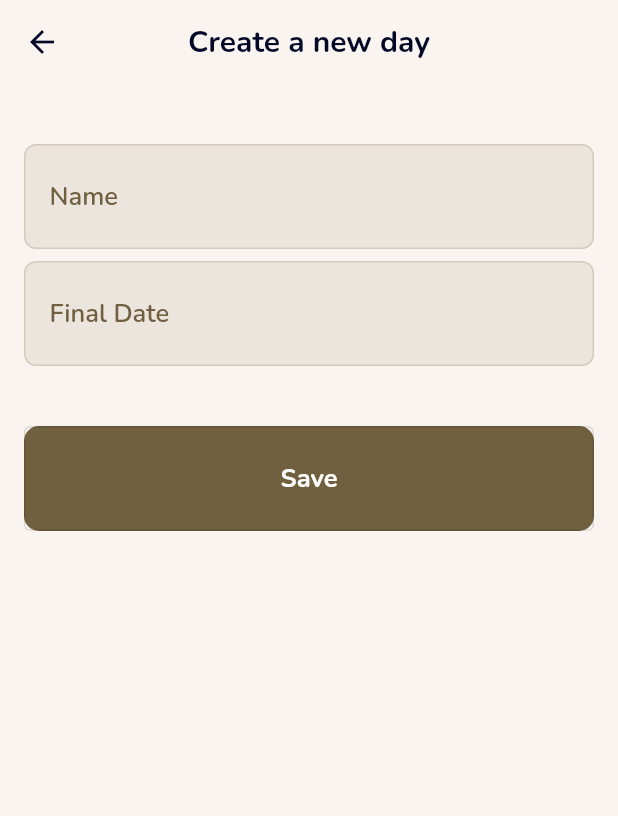
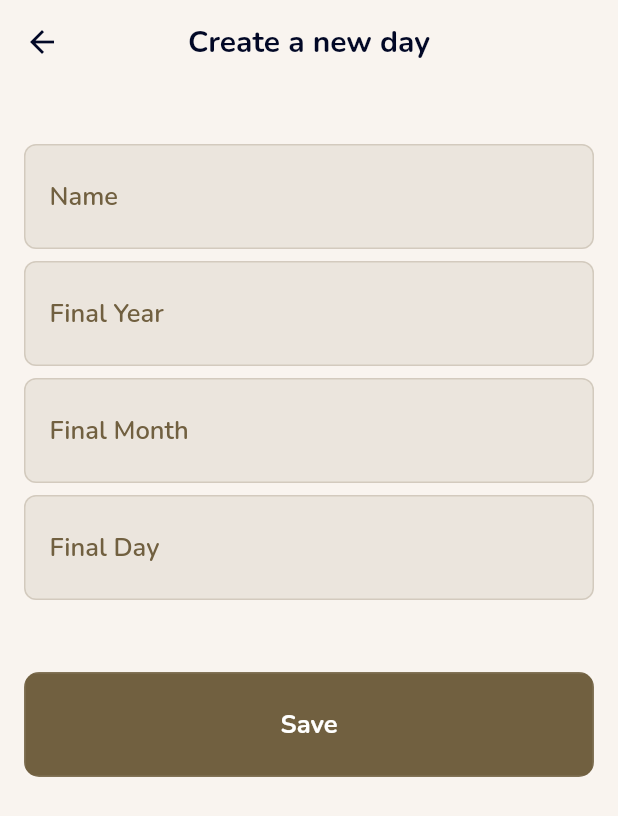
Before and after one commit to reliek21/epicticker-mobile-app, a Flutter app: the screen it shows after launch, after a tap on the "add" icon, on a phone screen of 412 x 824 dp. Shown: the top 816 px of the screen. Run offline on Flutter 3.47's test engine with Material 2 defaults, Android fonts, the light colour scheme and no system bars; our stand-ins replace shared_preferences.

```diff
--- /dev/null
+++ b/lib/config/theme/app_theme.dart
@@ -0,0 +1,10 @@
+import 'package:flutter/material.dart';
+
+class AppTheme {
+  AppTheme._();
+
+  static ThemeData getTheme() => ThemeData(
+    useMaterial3: false,
+    brightness: Brightness.dark
+  );
+}
--- a/lib/core/entities/count_down_entity.dart
+++ /dev/null
@@ -1,9 +0,0 @@
-class CountDownEntity {
-  final int id;
-  final String title;
-
-  const CountDownEntity({
-    required this.id,
-    required this.title
-  });
-}
--- /dev/null
+++ b/lib/domain/entities/count_down_entity.dart
@@ -0,0 +1,13 @@
+class CountDownEntity {
+  final String name;
+  final int year;
+  final int month;
+  final int day;
+
+  const CountDownEntity({
+    required this.name,
+    required this.year,
+    required this.month,
+    required this.day,
+  });
+}
--- a/lib/main.dart
+++ b/lib/main.dart
@@ -1,28 +1,28 @@
-import 'package:path/path.dart';
-import 'package:sqflite/sqflite.dart';
 import 'package:flutter/material.dart';
-import 'package:epicticker/views/routes/main_routes.dart';
+import 'package:provider/provider.dart';
 
-void main() async {
-  WidgetsFlutterBinding.ensureInitialized();
+import 'package:epicticker/config/theme/app_theme.dart';
+import 'package:epicticker/presentation/provider/count_down_provider.dart';
+import 'package:epicticker/presentation/routes/main_routes.dart';
 
-  final database = await openDatabase(
-    join(await getDatabasesPath(), 'doggie_database.db'),
-  );
-
-  runApp(const MyApp());
-}
+void main() => runApp(const MyApp());
 
 class MyApp extends StatelessWidget {
   const MyApp({super.key});
 
   @override
   Widget build(BuildContext context) {
-    return MaterialApp(
-      debugShowCheckedModeBanner: true,
-      initialRoute: MainRoutes.home,
-      routes: getRoutes(),
-      title: 'EpicTicker',
+    return MultiProvider(
+      providers: [
+        ChangeNotifierProvider(create: (BuildContext context) => CountDownProvider())
+      ],
+      child: MaterialApp(
+        title: 'EpicTicker',
+        routes: getRoutes(),
+        theme: AppTheme.getTheme(),
+        initialRoute: MainRoutes.home,
+        debugShowCheckedModeBanner: false,
+      ),
     );
   }
 }
--- /dev/null
+++ b/lib/presentation/provider/count_down_provider.dart
@@ -0,0 +1,51 @@
+import 'dart:convert';
+
+import 'package:epicticker/domain/entities/count_down_entity.dart';
+import 'package:flutter/material.dart';
+import 'package:shared_preferences/shared_preferences.dart';
+
+class CountDownProvider extends ChangeNotifier {
+  List<CountDownEntity> _countDownList = [];
+  List<CountDownEntity> get countDownList => _countDownList;
+
+  Future<void> loadCountDowns() async {
+    final prefs = await SharedPreferences.getInstance();
+    final jsonString = prefs.getString('countdownList');
+
+    if (jsonString != null) {
+      final List<dynamic> list = json.decode(jsonString);
+
+      _countDownList = List<CountDownEntity>.from(
+        list.map((item) => CountDownEntity(
+          name: item['name'],
+          year: item['year'],
+          month: item['month'],
+          day: item['day']
+        )),
+      );
+
+      notifyListeners();
+    }
+  }
+
+  Future<void> addCountDown(CountDownEntity task) async {
+    final prefs = await SharedPreferences.getInstance();
+    _countDownList.add(task);
+
+    final jsonString = json.encode(
+      _countDownList.map((item) => {
+        'name': item.name,
+        'year': item.year,
+        'month': item.month,
+        'day': item.day
+      }).toList()
+    );
+
+    prefs.setString('countdownList', jsonString);
+
+    notifyListeners();
+  }
+
+
+
+}
--- a/lib/views/routes/main_routes.dart
+++ b/lib/presentation/routes/main_routes.dart
@@ -1,6 +1,6 @@
 import 'package:flutter/material.dart';
-import 'package:epicticker/views/screens/home_screen.dart';
-import 'package:epicticker/views/screens/new_countdown_screen.dart';
+import 'package:epicticker/presentation/screens/home_screen.dart';
+import 'package:epicticker/presentation/screens/new_countdown_screen.dart';
 
 class MainRoutes {
   MainRoutes._();
--- /dev/null
+++ b/lib/presentation/screens/home_screen.dart
@@ -0,0 +1,84 @@
+import 'package:flutter/material.dart';
+import 'package:provider/provider.dart';
+
+import 'package:epicticker/presentation/provider/count_down_provider.dart';
+import 'package:epicticker/common/color.dart';
+import 'package:epicticker/presentation/routes/main_routes.dart';
+import 'package:epicticker/presentation/widgets/day_left_card_widget.dart';
+import 'package:epicticker/presentation/widgets/information_dash_widget.dart';
+
+class HomeScreen extends StatefulWidget {
+  const HomeScreen({super.key});
+
+  @override
+  State<HomeScreen> createState() => _HomeScreenState();
+
+}
+
+class _HomeScreenState extends State<HomeScreen> {
+  @override
+  void initState() {
+    super.initState();
+    Provider.of<CountDownProvider>(context, listen: false).loadCountDowns();
+  }
+
+
+  Widget _body(BuildContext context) {
+    return Container(
+      padding: const EdgeInsets.symmetric(horizontal: 16.0),
+      child: Column(
+        children: [
+          Container(
+            width: MediaQuery.of(context).size.width,
+            margin: const EdgeInsets.symmetric(vertical: 46.0),
+            child: const InformationDashWidget()
+          ),
+          Consumer<CountDownProvider>(
+            builder: (BuildContext context, CountDownProvider countdownProvider, Widget? child) {
+              final countdowns = countdownProvider.countDownList;
+
+              if (countdowns.isEmpty) {
+                return const Text('No countdowns yet.');
+              }
+
+              return Column(
+                children: countdowns.map((coundown) {
+                  return DayLeftCardWidget(
+                    title: coundown.name,
+                    year: coundown.year,
+                    month: coundown.month,
+                    day: coundown.day
+                  );
+                }).toList(),
+              );
+            }
+          ),
+        ],
+      ),
+    );
+  }
+
+  @override
+  Widget build(BuildContext context) {
+    return Scaffold(
+      backgroundColor: EpicTickerColors.primary,
+      body: SafeArea(child: SingleChildScrollView(child: _body(context))),
+      bottomNavigationBar: BottomAppBar(
+        height: 63.0,
+        color: EpicTickerColors.brown,
+        shape: const CircularNotchedRectangle(),
+        child: Container(height: 50.0),
+      ),
+      floatingActionButton: FloatingActionButton(
+        backgroundColor: EpicTickerColors.brown,
+        onPressed: () => Navigator.pushNamed(context, MainRoutes.newCountDown),
+        tooltip: 'Add new day',
+        child: const Icon(
+          Icons.add,
+          size: 24.0,
+        ),
+      ),
+      floatingActionButtonLocation: FloatingActionButtonLocation.centerDocked,
+    );
+  }
+}
--- /dev/null
+++ b/lib/presentation/screens/new_countdown_screen.dart
@@ -0,0 +1,126 @@
+import 'package:flutter/material.dart';
+import 'package:provider/provider.dart';
+
+import 'package:epicticker/common/color.dart';
+import 'package:epicticker/common/text_styles.dart';
+import 'package:epicticker/domain/entities/count_down_entity.dart';
+import 'package:epicticker/presentation/provider/count_down_provider.dart';
+import 'package:epicticker/presentation/routes/main_routes.dart';
+import 'package:epicticker/presentation/widgets/custom_text_form_field_widget.dart';
+import 'package:epicticker/presentation/widgets/outline_button_widget.dart';
+
+class NewCountDownScreen extends StatefulWidget {
+  const NewCountDownScreen({super.key});
+
+  @override
+  State<NewCountDownScreen> createState() => _NewCountDownScreenState();
+}
+
+class _NewCountDownScreenState extends State<NewCountDownScreen> {
+  final TextEditingController _textNameController = TextEditingController();
+  final TextEditingController _textYearController = TextEditingController();
+  final TextEditingController _textMonthController = TextEditingController();
+  final TextEditingController _textDayController = TextEditingController();
+
+  @override
+  void dispose() {
+    super.dispose();
+    _textNameController.dispose();
+    _textYearController.dispose();
+    _textMonthController.dispose();
+    _textDayController.dispose();
+  }
+
+  Widget _body(BuildContext context) {
+    return Container(
+      margin: const EdgeInsets.only(top: 40.0),
+      padding: const EdgeInsets.symmetric(horizontal: 16.0),
+      child: Column(
+        children: [
+          CustomTextFormFieldWidget(
+            hintText: 'Name',
+            controller: _textNameController,
+          ),
+          const SizedBox(height: 8.0),
+          CustomTextFormFieldWidget(
+            hintText: 'Final Year',
+            controller: _textYearController,
+          ),
+          const SizedBox(height: 8.0),
+          CustomTextFormFieldWidget(
+            hintText: 'Final Month',
+            controller: _textMonthController,
+          ),
+          const SizedBox(height: 8.0),
+          CustomTextFormFieldWidget(
+            hintText: 'Final Day',
+            controller: _textDayController,
+          ),
+          const SizedBox(height: 8.0),
+          const SizedBox(height: 40.0),
+          OutlineButtonWidget(
+            text: 'Save',
+            fillButton: true,
+            onPressed: () {
+              final name = _textNameController.text;
+              final year = int.tryParse(_textYearController.text) ?? 0;
+              final month = int.tryParse(_textMonthController.text) ?? 0;
+              final day = int.tryParse(_textDayController.text) ?? 0;
+
+              if (name.isNotEmpty && year > 0 && month > 0 && day > 0) {
+                final countdown = CountDownEntity(
+                  name: name,
+                  year: year,
+                  month: month,
+                  day: day
+                );
+
+                Provider.of<CountDownProvider>(context, listen: false).addCountDown(countdown);
+
+                // clear inputs before to add
+                _textNameController.clear();
+                _textYearController.clear();
+                _textMonthController.clear();
+                _textDayController.clear();
+
+                Navigator.pushNamed(context, MainRoutes.home);
+              }
+            },
+          )
+        ],
+      ),
+    );
+  }
+
+  AppBar _appBar(BuildContext context)  {
+    return AppBar(
+      leading: IconButton(
+        onPressed: () => Navigator.of(context).pop(),
+        icon: const Icon(
+          Icons.arrow_back,
+          color: EpicTickerColors.dark,
+        ),
+      ),
+      automaticallyImplyLeading: false,
+      title: Text(
+        'Create a new day',
+        style: EpicTickerTextStyles.heading(
+          color: EpicTickerColors.dark,
+          fontWeight: FontWeight.bold
+        ),
+      ),
+      centerTitle: true,
+      backgroundColor: EpicTickerColors.primary,
+      elevation: 0.0,
+    );
+  }
+
+  @override
+  Widget build(BuildContext context) {
+    return Scaffold(
+      appBar: _appBar(context),
+      backgroundColor: EpicTickerColors.primary,
+      body: SafeArea(child: SingleChildScrollView(child: _body(context))),
+    );
+  }
+}
--- a/lib/views/widgets/information_dash_widget.dart
+++ b/lib/presentation/widgets/information_dash_widget.dart
@@ -12,12 +12,6 @@ class InformationDashWidget extends StatelessWidget {
       crossAxisAlignment: CrossAxisAlignment.center,
       children: [
         Text(
-          'Upcoming Day',
-          style: EpicTickerTextStyles.extraHeading(
-            color: EpicTickerColors.dark
-          ),
-        ),
-        Text(
           '32 days',
           style: EpicTickerTextStyles.heading(
             color: EpicTickerColors.brown
@@ -28,7 +22,13 @@ class InformationDashWidget extends StatelessWidget {
           style: EpicTickerTextStyles.heading(
             color: EpicTickerColors.brown
           ),
-        )
+        ),
+        Text(
+          'Upcoming Day',
+          style: EpicTickerTextStyles.extraHeading(
+            color: EpicTickerColors.dark
+          ),
+        ),
       ],
     );
   }
--- a/lib/views/screens/home_screen.dart
+++ /dev/null
@@ -1,54 +0,0 @@
-import 'package:flutter/material.dart';
-import 'package:epicticker/common/color.dart';
-import 'package:epicticker/views/routes/main_routes.dart';
-import 'package:epicticker/views/widgets/day_left_card_widget.dart';
-import 'package:epicticker/views/widgets/information_dash_widget.dart';
-
-class HomeScreen extends StatelessWidget {
-  const HomeScreen({super.key});
-
-  Widget _body(BuildContext context) {
-    return Container(
-      padding: const EdgeInsets.symmetric(horizontal: 16.0),
-      child: Column(
-        children: [
-          Container(
-            width: MediaQuery.of(context).size.width,
-            margin: const EdgeInsets.symmetric(vertical: 46.0),
-            child: const InformationDashWidget()
-          ),
-          const DayLeftCardWidget(
-            title: 'Get out from the company',
-            year: 2023,
-            month: 12,
-            day: 24
-          ),
-        ],
-      ),
-    );
-  }
-
-  @override
-  Widget build(BuildContext context) {
-    return Scaffold(
-      backgroundColor: EpicTickerColors.primary,
-      body: SafeArea(child: SingleChildScrollView(child: _body(context))),
-      bottomNavigationBar: BottomAppBar(
-        height: 63.0,
-        color: EpicTickerColors.brown,
-        shape: const CircularNotchedRectangle(),
-        child: Container(height: 50.0),
-      ),
-      floatingActionButton: FloatingActionButton(
-        backgroundColor: EpicTickerColors.brown,
-        onPressed: () => Navigator.pushNamed(context, MainRoutes.newCountDown),
-        tooltip: 'Add new day',
-        child: const Icon(
-          Icons.add,
-          size: 24.0,
-        ),
-      ),
-      floatingActionButtonLocation: FloatingActionButtonLocation.centerDocked,
-    );
-  }
-}
--- a/lib/views/screens/new_countdown_screen.dart
+++ /dev/null
@@ -1,82 +0,0 @@
-import 'package:flutter/material.dart';
-import 'package:epicticker/common/color.dart';
-import 'package:epicticker/common/text_styles.dart';
-import 'package:epicticker/views/widgets/outline_button_widget.dart';
-import 'package:epicticker/views/widgets/custom_text_form_field_widget.dart';
-
-class NewCountDownScreen extends StatefulWidget {
-  const NewCountDownScreen({super.key});
-
-  @override
-  State<NewCountDownScreen> createState() => _NewCountDownScreenState();
-}
-
-class _NewCountDownScreenState extends State<NewCountDownScreen> {
-  final TextEditingController _textController = TextEditingController();
-  final TextEditingController _textDateController = TextEditingController();
-
-  @override
-  void dispose() {
-    super.dispose();
-    _textController.dispose();
-    _textDateController.dispose();
-  }
-
-  Widget _body(BuildContext context) {
-    return Container(
-      margin: const EdgeInsets.only(top: 40.0),
-      padding: const EdgeInsets.symmetric(horizontal: 16.0),
-      child: Column(
-        children: [
-          CustomTextFormFieldWidget(
-            hintText: 'Name',
-            controller: _textController,
-          ),
-          const SizedBox(height: 8.0),
-          CustomTextFormFieldWidget(
-            hintText: 'Final Date',
-            controller: _textDateController,
-          ),
-          const SizedBox(height: 40.0),
-          OutlineButtonWidget(
-            text: 'Save',
-            fillButton: true,
-            onPressed: () {},
-          )
-        ],
-      ),
-    );
-  }
-
-  AppBar _appBar(BuildContext context)  {
-    return AppBar(
-      leading: IconButton(
-        onPressed: () => Navigator.of(context).pop(),
-        icon: const Icon(
-          Icons.arrow_back,
-          color: EpicTickerColors.dark,
-        ),
-      ),
-      automaticallyImplyLeading: false,
-      title: Text(
-        'Create a new day',
-        style: EpicTickerTextStyles.heading(
-          color: EpicTickerColors.dark,
-          fontWeight: FontWeight.bold
-        ),
-      ),
-      centerTitle: true,
-      backgroundColor: EpicTickerColors.primary,
-      elevation: 0.0,
-    );
-  }
-
-  @override
-  Widget build(BuildContext context) {
-    return Scaffold(
-      appBar: _appBar(context),
-      backgroundColor: EpicTickerColors.primary,
-      body: SafeArea(child: SingleChildScrollView(child: _body(context))),
-    );
-  }
-}
```
Also changed, not shown: pubspec.yaml (+4 -5 lines), lib/infraestructure/models/count_down_model.dart (renamed from lib/core/models/count_down_model.dart), lib/presentation/widgets/custom_text_form_field_widget.dart (renamed from lib/views/widgets/custom_text_form_field_widget.dart), lib/presentation/widgets/day_left_card_widget.dart (renamed from lib/views/widgets/day_left_card_widget.dart), lib/presentation/widgets/outline_button_widget.dart (renamed from lib/views/widgets/outline_button_widget.dart), pubspec.lock, 1 other file.
